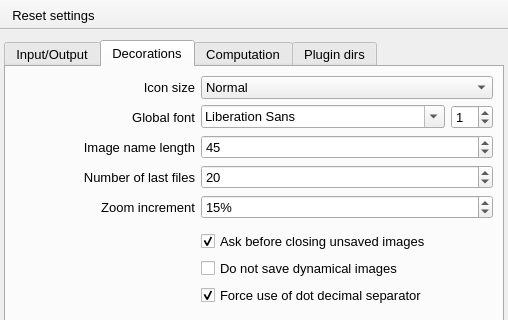
This is src/pans/nPreferences.ui in NeutrinoToolkit/Neutrino as Qt 5 draws it before an edit; both pictures show x 0 to 508 and y 0 to 320 of the 508 by 635 pixel window. The edited form follows.
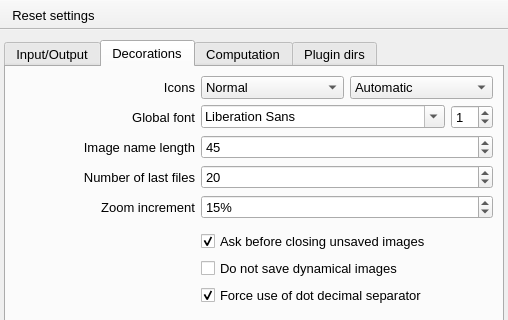
This is the edited form. The open tabs and pages were chosen to show the change. Icons and pictures are not drawn.

```diff
--- a/src/pans/nPreferences.ui
+++ b/src/pans/nPreferences.ui
@@ -1218,7 +1218,7 @@
            </font>
           </property>
           <property name="text">
-           <string>Icon size</string>
+           <string>Icons</string>
           </property>
           <property name="alignment">
            <set>Qt::AlignmentFlag::AlignRight|Qt::AlignmentFlag::AlignTrailing|Qt::AlignmentFlag::AlignVCenter</set>
@@ -1226,6 +1226,21 @@
          </widget>
         </item>
         <item row="0" column="1">
+         <widget class="QWidget" name="widgetIcons" native="true">
+          <layout class="QHBoxLayout" name="horizontalLayoutIcons">
+           <property name="leftMargin">
+            <number>0</number>
+           </property>
+           <property name="topMargin">
+            <number>0</number>
+           </property>
+           <property name="rightMargin">
+            <number>0</number>
+           </property>
+           <property name="bottomMargin">
+            <number>0</number>
+           </property>
+           <item>
          <widget class="QComboBox" name="comboIconSize">
           <property name="font">
            <font>
@@ -1255,6 +1270,39 @@
           </item>
          </widget>
         </item>
+           <item>
+            <widget class="QComboBox" name="iconTheme">
+             <property name="font">
+              <font>
+               <pointsize>10</pointsize>
+              </font>
+             </property>
+             <property name="toolTip">
+              <string>Icon colors: Automatic follows the dark/light mode of the system (applied at the next start)</string>
+             </property>
+             <property name="neutrinoSave" stdset="0">
+              <bool>false</bool>
+             </property>
+             <item>
+              <property name="text">
+               <string>Automatic</string>
+              </property>
+             </item>
+             <item>
+              <property name="text">
+               <string>Light</string>
+              </property>
+             </item>
+             <item>
+              <property name="text">
+               <string>Dark</string>
+              </property>
+             </item>
+            </widget>
+           </item>
+          </layout>
+         </widget>
+        </item>
         <item row="3" column="1">
          <widget class="QSpinBox" name="MaxRecentFiles">
           <property name="maximum">
```
Left out of the diff: 1 changed line with no effect on the pictures. Lines whose indentation alone changed are shown as unchanged.
